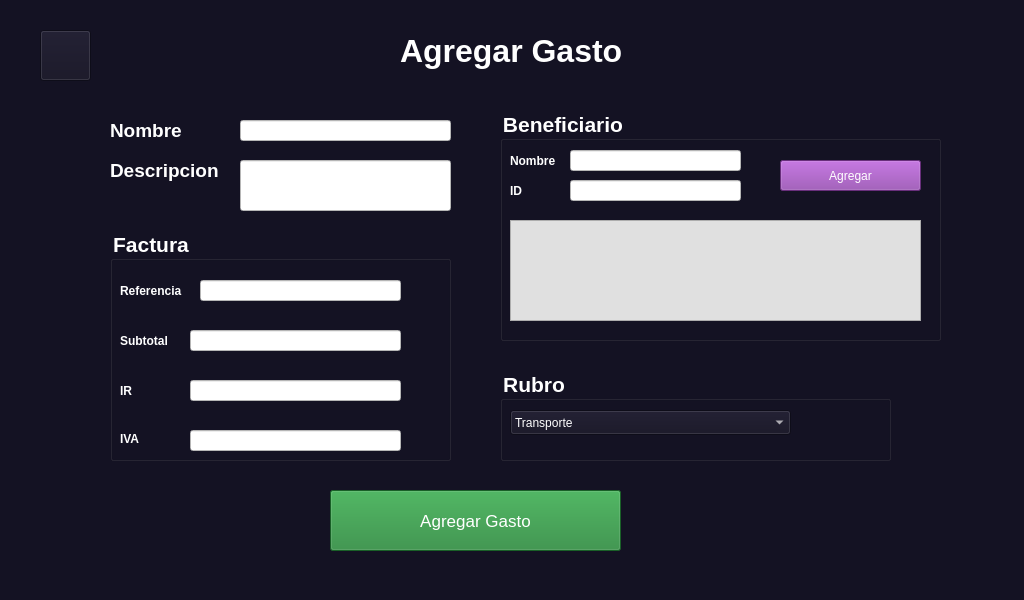
Before: the Qt Designer form Vistas ui/AgregarGasto.ui in bradlygutierrez/programacionApp, drawn with Qt 5.
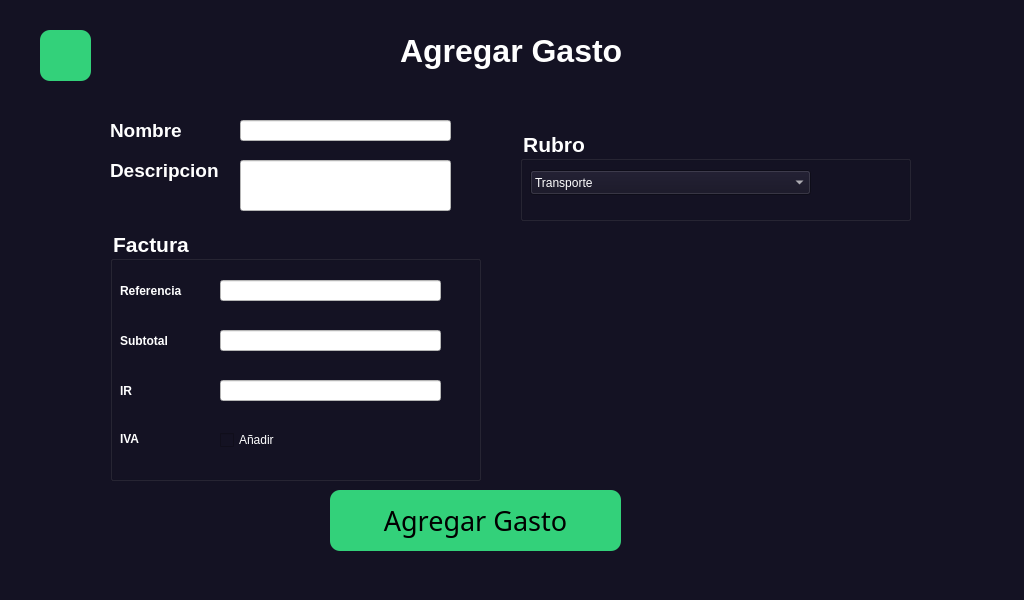
After: the same form once the commit is applied. Icons and pictures are not drawn.

Commit message: Agregar Gasto interfaz modificada

Patch:
```diff
--- a/Vistas ui/AgregarGasto.ui
+++ b/Vistas ui/AgregarGasto.ui
@@ -130,137 +130,13 @@
      <string/>
     </property>
    </widget>
-   <widget class="QGroupBox" name="groupBox">
-    <property name="geometry">
-     <rect>
-      <x>500</x>
-      <y>110</y>
-      <width>441</width>
-      <height>231</height>
-     </rect>
-    </property>
-    <property name="font">
-     <font>
-      <pointsize>16</pointsize>
-      <weight>75</weight>
-      <bold>true</bold>
-     </font>
-    </property>
-    <property name="styleSheet">
-     <string notr="true">color: rgb(255, 255, 255);</string>
-    </property>
-    <property name="title">
-     <string>Beneficiario</string>
-    </property>
-    <widget class="QLabel" name="label_8">
-     <property name="geometry">
-      <rect>
-       <x>10</x>
-       <y>40</y>
-       <width>61</width>
-       <height>21</height>
-      </rect>
-     </property>
-     <property name="font">
-      <font>
-       <weight>75</weight>
-       <bold>true</bold>
-      </font>
-     </property>
-     <property name="text">
-      <string>Nombre</string>
-     </property>
-    </widget>
-    <widget class="QLineEdit" name="lineEdit_7">
-     <property name="geometry">
-      <rect>
-       <x>70</x>
-       <y>40</y>
-       <width>171</width>
-       <height>21</height>
-      </rect>
-     </property>
-     <property name="styleSheet">
-      <string notr="true">background-color: rgb(255, 255, 255);
-color: Black</string>
-     </property>
-     <property name="text">
-      <string/>
-     </property>
-    </widget>
-    <widget class="QLabel" name="label_9">
-     <property name="geometry">
-      <rect>
-       <x>10</x>
-       <y>70</y>
-       <width>21</width>
-       <height>21</height>
-      </rect>
-     </property>
-     <property name="font">
-      <font>
-       <weight>75</weight>
-       <bold>true</bold>
-      </font>
-     </property>
-     <property name="text">
-      <string>ID</string>
-     </property>
-    </widget>
-    <widget class="QLineEdit" name="lineEdit_8">
-     <property name="geometry">
-      <rect>
-       <x>70</x>
-       <y>70</y>
-       <width>171</width>
-       <height>21</height>
-      </rect>
-     </property>
-     <property name="styleSheet">
-      <string notr="true">background-color: rgb(255, 255, 255);
-color: black</string>
-     </property>
-     <property name="text">
-      <string/>
-     </property>
-    </widget>
-    <widget class="QPushButton" name="pushButton_4">
-     <property name="geometry">
-      <rect>
-       <x>280</x>
-       <y>50</y>
-       <width>141</width>
-       <height>31</height>
-      </rect>
-     </property>
-     <property name="styleSheet">
-      <string notr="true">background-color: rgb(145, 65, 172);</string>
-     </property>
-     <property name="text">
-      <string>Agregar</string>
-     </property>
-    </widget>
-    <widget class="QTableWidget" name="tableWidget">
-     <property name="geometry">
-      <rect>
-       <x>10</x>
-       <y>110</y>
-       <width>411</width>
-       <height>101</height>
-      </rect>
-     </property>
-     <property name="styleSheet">
-      <string notr="true">background-color: rgb(224, 224, 224);</string>
-     </property>
-    </widget>
-   </widget>
    <widget class="QGroupBox" name="groupBox_2">
     <property name="geometry">
      <rect>
       <x>110</x>
       <y>230</y>
-      <width>341</width>
-      <height>231</height>
+      <width>371</width>
+      <height>251</height>
      </rect>
     </property>
     <property name="font">
@@ -355,9 +231,9 @@
     <widget class="QLineEdit" name="lineEdit_3">
      <property name="geometry">
       <rect>
-       <x>90</x>
+       <x>110</x>
        <y>50</y>
-       <width>201</width>
+       <width>221</width>
        <height>21</height>
       </rect>
      </property>
@@ -372,9 +248,9 @@
     <widget class="QLineEdit" name="lineEdit_4">
      <property name="geometry">
       <rect>
-       <x>80</x>
+       <x>110</x>
        <y>100</y>
-       <width>211</width>
+       <width>221</width>
        <height>21</height>
       </rect>
      </property>
@@ -390,9 +266,9 @@
     <widget class="QLineEdit" name="lineEdit_5">
      <property name="geometry">
       <rect>
-       <x>80</x>
+       <x>110</x>
        <y>150</y>
-       <width>211</width>
+       <width>221</width>
        <height>21</height>
       </rect>
      </property>
@@ -404,22 +280,17 @@
       <string/>
      </property>
     </widget>
-    <widget class="QLineEdit" name="lineEdit_6">
+    <widget class="QCheckBox" name="checkBox">
      <property name="geometry">
       <rect>
-       <x>80</x>
+       <x>110</x>
        <y>200</y>
-       <width>211</width>
-       <height>21</height>
+       <width>161</width>
+       <height>20</height>
       </rect>
      </property>
-     <property name="styleSheet">
-      <string notr="true">background-color: rgb(255, 255, 255);
-color: black
-</string>
-     </property>
      <property name="text">
-      <string/>
+      <string>Añadir</string>
      </property>
     </widget>
    </widget>
@@ -434,12 +305,17 @@
     </property>
     <property name="font">
      <font>
-      <pointsize>13</pointsize>
+      <family>Ubuntu bold</family>
+      <pointsize>20</pointsize>
+      <weight>7</weight>
+      <italic>false</italic>
+      <bold>false</bold>
      </font>
     </property>
     <property name="styleSheet">
-     <string notr="true">background-color: rgb(35, 134, 54);
-color: rgb(255, 255, 255);</string>
+     <string notr="true">font: 57 20pt &quot;Ubuntu bold&quot;;
+background-color: rgb(51, 209, 122);
+border-radius: 10px;</string>
     </property>
     <property name="text">
      <string>Agregar Gasto</string>
@@ -448,8 +324,8 @@
    <widget class="QGroupBox" name="groupBox_3">
     <property name="geometry">
      <rect>
-      <x>500</x>
-      <y>370</y>
+      <x>520</x>
+      <y>130</y>
       <width>391</width>
       <height>91</height>
      </rect>
@@ -503,7 +379,9 @@
      </rect>
     </property>
     <property name="styleSheet">
-     <string notr="true">border-image: url(:/iconosalida/cerrar-sesion.png);</string>
+     <string notr="true">border-image: url(:/regresar/Downloads/flecha-hacia-atras.png);
+background-color: rgb(51, 209, 122);
+border-radius: 10px;</string>
     </property>
     <property name="text">
      <string/>
```
Left out of the diff: 9 changed lines with no effect on the pictures.
